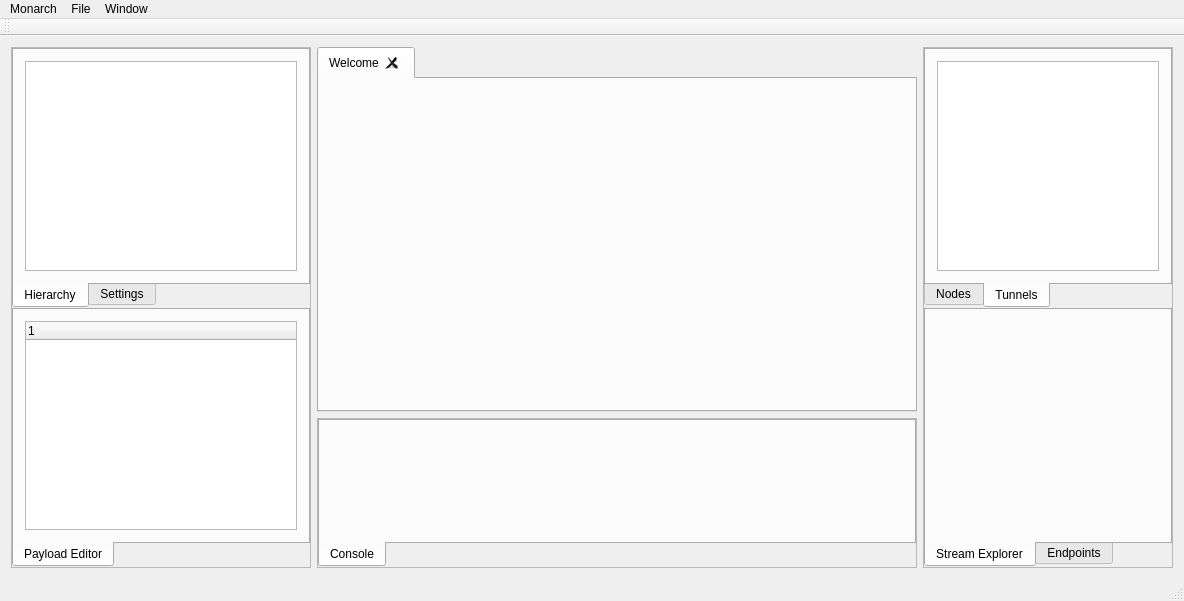
Above: mainwindow.ui from Toms42/Monarch-Connect before the change. Below: the same form after it.
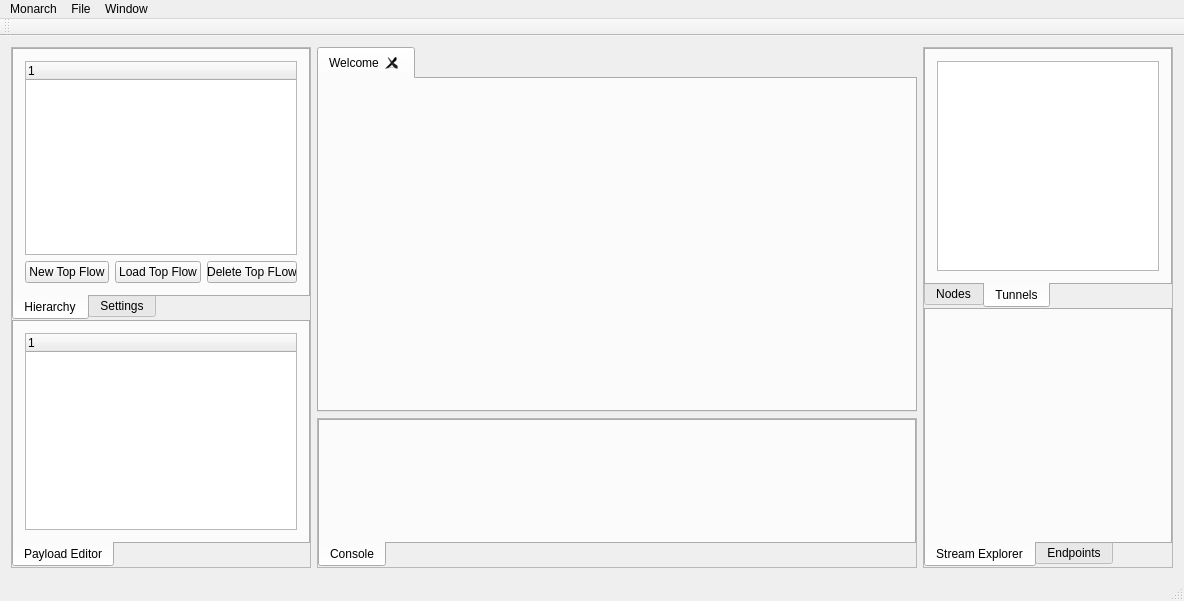
That is the form after the change.

Diff of the .ui file:
```diff
--- a/mainwindow.ui
+++ b/mainwindow.ui
@@ -139,8 +139,35 @@
            <string>Hierarchy</string>
           </attribute>
           <layout class="QGridLayout" name="gridLayout_2">
-           <item row="0" column="0">
-            <widget class="QTreeView" name="treeView"/>
+           <item row="1" column="1">
+            <widget class="QPushButton" name="button_loadTopFlow">
+             <property name="text">
+              <string>Load Top Flow</string>
+             </property>
+            </widget>
+           </item>
+           <item row="1" column="0">
+            <widget class="QPushButton" name="button_newTopFlow">
+             <property name="text">
+              <string>New Top Flow</string>
+             </property>
+            </widget>
+           </item>
+           <item row="1" column="2">
+            <widget class="QPushButton" name="button_deleteTopFlow">
+             <property name="text">
+              <string>Delete Top FLow</string>
+             </property>
+            </widget>
+           </item>
+           <item row="0" column="0" colspan="3">
+            <widget class="QTreeWidget" name="projectTree">
+             <column>
+              <property name="text">
+               <string notr="true">1</string>
+              </property>
+             </column>
+            </widget>
            </item>
           </layout>
          </widget>
```
Left out of the diff: 2 changed lines with no effect on the pictures.
